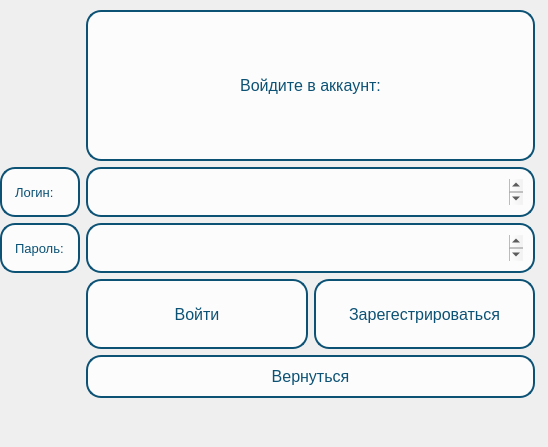
Before: the Qt Designer form Assets/WindowsUI/sign.ui in yshelev/nya, drawn with Qt 5.
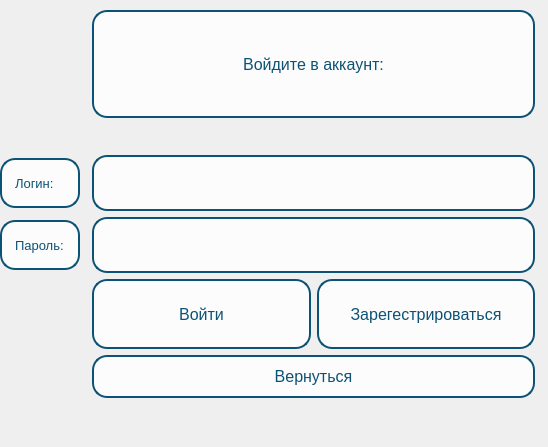
After: the same form once the commit is applied. Icons and pictures are not drawn.

Diff of the .ui file:
```diff
--- a/Assets/WindowsUI/sign.ui
+++ b/Assets/WindowsUI/sign.ui
@@ -14,41 +14,13 @@
    <string>MainWindow</string>
   </property>
   <widget class="QWidget" name="centralwidget">
-   <widget class="QLabel" name="label_warning">
-    <property name="geometry">
-     <rect>
-      <x>0</x>
-      <y>70</y>
-      <width>481</width>
-      <height>51</height>
-     </rect>
-    </property>
-    <property name="font">
-     <font>
-      <pointsize>10</pointsize>
-      <weight>75</weight>
-      <italic>true</italic>
-      <bold>true</bold>
-      <underline>true</underline>
-     </font>
-    </property>
-    <property name="styleSheet">
-     <string notr="true">color: red</string>
-    </property>
-    <property name="text">
-     <string/>
-    </property>
-    <property name="alignment">
-     <set>Qt::AlignCenter</set>
-    </property>
-   </widget>
    <widget class="QLabel" name="label_3">
     <property name="geometry">
      <rect>
       <x>10</x>
       <y>0</y>
       <width>531</width>
-      <height>411</height>
+      <height>451</height>
      </rect>
     </property>
     <property name="styleSheet">
@@ -85,12 +57,12 @@
 }</string>
     </property>
     <layout class="QGridLayout" name="gridLayout_2">
-     <item row="3" column="2">
+     <item row="4" column="2">
       <widget class="QTextEdit" name="textEdit_password">
        <property name="maximumSize">
         <size>
          <width>16777215</width>
-         <height>50</height>
+         <height>56</height>
         </size>
        </property>
        <property name="font">
@@ -107,7 +79,7 @@
        </property>
       </widget>
      </item>
-     <item row="5" column="2">
+     <item row="6" column="2">
       <widget class="QPushButton" name="returnButton">
        <property name="font">
         <font>
@@ -135,7 +107,7 @@
        </property>
       </widget>
      </item>
-     <item row="2" column="0">
+     <item row="3" column="0">
       <widget class="QLabel" name="label">
        <property name="maximumSize">
         <size>
@@ -160,8 +132,8 @@
        </property>
       </widget>
      </item>
-     <item row="2" column="2">
-      <widget class="QTextEdit" name="textEdit_login">
+     <item row="4" column="0">
+      <widget class="QLabel" name="label_2">
        <property name="maximumSize">
         <size>
          <width>16777215</width>
@@ -170,7 +142,7 @@
        </property>
        <property name="font">
         <font>
-         <pointsize>12</pointsize>
+         <pointsize>10</pointsize>
         </font>
        </property>
        <property name="styleSheet">
@@ -180,9 +152,12 @@
 background-color: rgba(255, 255, 255, 200);
 color: rgba(12, 82, 117, 255);</string>
        </property>
+       <property name="text">
+        <string>Пароль:</string>
+       </property>
       </widget>
      </item>
-     <item row="4" column="2">
+     <item row="5" column="2">
       <layout class="QHBoxLayout" name="horizontalLayout">
        <item>
         <widget class="QPushButton" name="pushButton_signin">
@@ -266,31 +241,6 @@
        </item>
       </layout>
      </item>
-     <item row="3" column="0">
-      <widget class="QLabel" name="label_2">
-       <property name="maximumSize">
-        <size>
-         <width>16777215</width>
-         <height>50</height>
-        </size>
-       </property>
-       <property name="font">
-        <font>
-         <pointsize>10</pointsize>
-        </font>
-       </property>
-       <property name="styleSheet">
-        <string notr="true">border-radius: 15px;
-padding: 10px;
-border: 2px solid rgba(12, 82, 117, 255);
-background-color: rgba(255, 255, 255, 200);
-color: rgba(12, 82, 117, 255);</string>
-       </property>
-       <property name="text">
-        <string>Пароль:</string>
-       </property>
-      </widget>
-     </item>
      <item row="1" column="2">
       <widget class="QLabel" name="label_info">
        <property name="font">
@@ -313,6 +263,56 @@
        </property>
       </widget>
      </item>
+     <item row="3" column="2">
+      <widget class="QTextEdit" name="textEdit_login">
+       <property name="maximumSize">
+        <size>
+         <width>16777215</width>
+         <height>56</height>
+        </size>
+       </property>
+       <property name="font">
+        <font>
+         <pointsize>12</pointsize>
+        </font>
+       </property>
+       <property name="styleSheet">
+        <string notr="true">border-radius: 15px;
+padding: 10px;
+border: 2px solid rgba(12, 82, 117, 255);
+background-color: rgba(255, 255, 255, 200);
+color: rgba(12, 82, 117, 255);</string>
+       </property>
+      </widget>
+     </item>
+     <item row="2" column="0" colspan="3">
+      <widget class="QLabel" name="label_warning">
+       <property name="maximumSize">
+        <size>
+         <width>16777215</width>
+         <height>25</height>
+        </size>
+       </property>
+       <property name="font">
+        <font>
+         <pointsize>10</pointsize>
+         <weight>75</weight>
+         <italic>true</italic>
+         <bold>true</bold>
+         <underline>true</underline>
+        </font>
+       </property>
+       <property name="styleSheet">
+        <string notr="true">color: red</string>
+       </property>
+       <property name="text">
+        <string/>
+       </property>
+       <property name="alignment">
+        <set>Qt::AlignCenter</set>
+       </property>
+      </widget>
+     </item>
     </layout>
    </widget>
    <zorder>label_3</zorder>
```
Left out of the diff: 15 changed lines with no effect on the pictures.
